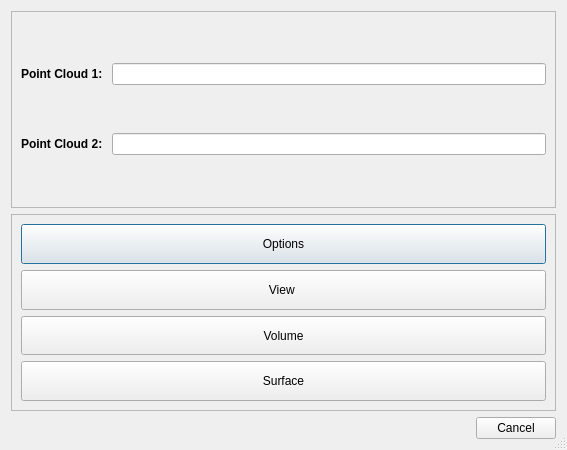
Above: plugins/qCMAT/ui/dlg.ui from SuzanaLucia/qCMAT before the change. Below: the same form after it.
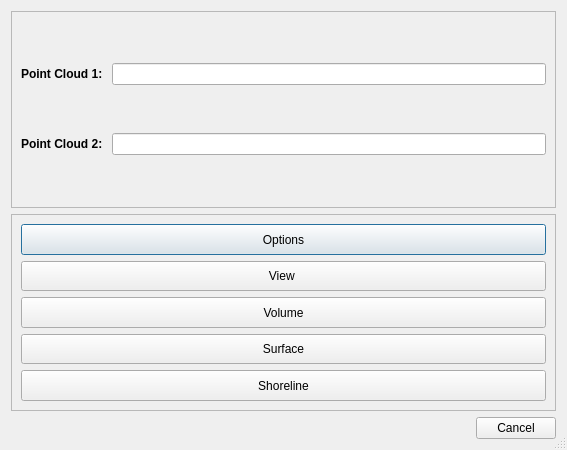
That is the form after the change.

Patch:
```diff
--- a/plugins/qCMAT/ui/dlg.ui
+++ b/plugins/qCMAT/ui/dlg.ui
@@ -155,6 +155,22 @@
         </property>
        </widget>
       </item>
+      <item>
+       <widget class="QPushButton" name="shorelinePushButton">
+        <property name="sizePolicy">
+         <sizepolicy hsizetype="Minimum" vsizetype="Minimum">
+          <horstretch>0</horstretch>
+          <verstretch>0</verstretch>
+         </sizepolicy>
+        </property>
+        <property name="toolTip">
+         <string>Calculate beach volume</string>
+        </property>
+        <property name="text">
+         <string>Shoreline</string>
+        </property>
+       </widget>
+      </item>
      </layout>
     </widget>
    </item>
```
